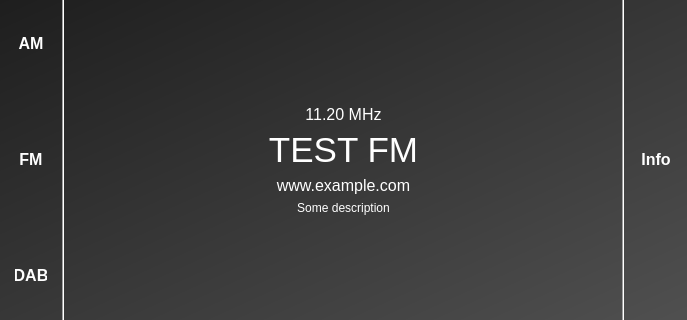
Above: view/ui/MainWindow.ui from EdwinJOrtizCampos/SeamlessRadio before the change; both pictures show x 154 to 841 and y 193 to 513 of the 995 by 736 pixel window. Below: the same form after it.
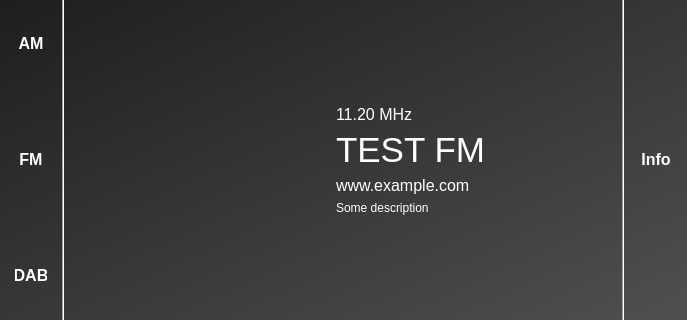
That is the form after the change. Icons and pictures are not drawn. Custom widgets are drawn as their Qt base class.

Commit message: feat: Add radio thumbnails

```diff
--- a/view/ui/MainWindow.ui
+++ b/view/ui/MainWindow.ui
@@ -532,16 +532,13 @@
               </widget>
              </item>
              <item>
-              <widget class="QWidget" name="widget_4" native="true">
-               <property name="sizePolicy">
-                <sizepolicy hsizetype="Expanding" vsizetype="Preferred">
-                 <horstretch>0</horstretch>
-                 <verstretch>0</verstretch>
-                </sizepolicy>
-               </property>
-               <layout class="QVBoxLayout" name="verticalLayout_4">
-                <item>
-                 <spacer name="verticalSpacer_8">
+              <widget class="QWidget" name="widget_3" native="true">
+               <layout class="QGridLayout" name="gridLayout_2">
+                <property name="rightMargin">
+                 <number>12</number>
+                </property>
+                <item row="0" column="1">
+                 <spacer name="verticalSpacer_7">
                   <property name="orientation">
                    <enum>Qt::Orientation::Vertical</enum>
                   </property>
@@ -553,6 +550,77 @@
                   </property>
                  </spacer>
                 </item>
+                <item row="1" column="0">
+                 <spacer name="horizontalSpacer">
+                  <property name="orientation">
+                   <enum>Qt::Orientation::Horizontal</enum>
+                  </property>
+                  <property name="sizeHint" stdset="0">
+                   <size>
+                    <width>40</width>
+                    <height>20</height>
+                   </size>
+                  </property>
+                 </spacer>
+                </item>
+                <item row="1" column="1">
+                 <widget class="QWidget" name="widget_2" native="true">
+                  <property name="sizePolicy">
+                   <sizepolicy hsizetype="Maximum" vsizetype="Preferred">
+                    <horstretch>0</horstretch>
+                    <verstretch>0</verstretch>
+                   </sizepolicy>
+                  </property>
+                  <layout class="QHBoxLayout" name="horizontalLayout_7">
+                   <property name="spacing">
+                    <number>9</number>
+                   </property>
+                   <property name="leftMargin">
+                    <number>0</number>
+                   </property>
+                   <property name="topMargin">
+                    <number>0</number>
+                   </property>
+                   <property name="rightMargin">
+                    <number>0</number>
+                   </property>
+                   <property name="bottomMargin">
+                    <number>0</number>
+                   </property>
+                   <item>
+                    <widget class="QLabel" name="label_radio_icon">
+                     <property name="sizePolicy">
+                      <sizepolicy hsizetype="Fixed" vsizetype="Fixed">
+                       <horstretch>0</horstretch>
+                       <verstretch>0</verstretch>
+                      </sizepolicy>
+                     </property>
+                     <property name="minimumSize">
+                      <size>
+                       <width>128</width>
+                       <height>128</height>
+                      </size>
+                     </property>
+                     <property name="maximumSize">
+                      <size>
+                       <width>128</width>
+                       <height>128</height>
+                      </size>
+                     </property>
+                     <property name="text">
+                      <string/>
+                     </property>
+                     <property name="pixmap">
+                      <pixmap resource="../resources/resources.qrc">:/thumbnails/noiconfm.png</pixmap>
+                     </property>
+                     <property name="scaledContents">
+                      <bool>true</bool>
+                     </property>
+                    </widget>
+                   </item>
+                   <item>
+                    <widget class="QWidget" name="widget_4" native="true">
+                     <layout class="QVBoxLayout" name="verticalLayout_8">
                 <item>
                  <widget class="QLabel" name="label_radio_freq">
                   <property name="font">
@@ -564,7 +632,7 @@
                    <string>11.20 MHz</string>
                   </property>
                   <property name="alignment">
-                   <set>Qt::AlignmentFlag::AlignCenter</set>
+                         <set>Qt::AlignmentFlag::AlignLeading|Qt::AlignmentFlag::AlignLeft|Qt::AlignmentFlag::AlignVCenter</set>
                   </property>
                  </widget>
                 </item>
@@ -580,7 +648,7 @@
                    <string>TEST FM</string>
                   </property>
                   <property name="alignment">
-                   <set>Qt::AlignmentFlag::AlignCenter</set>
+                         <set>Qt::AlignmentFlag::AlignLeading|Qt::AlignmentFlag::AlignLeft|Qt::AlignmentFlag::AlignVCenter</set>
                   </property>
                  </widget>
                 </item>
@@ -598,7 +666,7 @@
                    <enum>Qt::TextFormat::PlainText</enum>
                   </property>
                   <property name="alignment">
-                   <set>Qt::AlignmentFlag::AlignCenter</set>
+                         <set>Qt::AlignmentFlag::AlignLeading|Qt::AlignmentFlag::AlignLeft|Qt::AlignmentFlag::AlignVCenter</set>
                   </property>
                   <property name="openExternalLinks">
                    <bool>true</bool>
@@ -614,12 +682,31 @@
                    <string>Some description</string>
                   </property>
                   <property name="alignment">
-                   <set>Qt::AlignmentFlag::AlignCenter</set>
+                         <set>Qt::AlignmentFlag::AlignLeading|Qt::AlignmentFlag::AlignLeft|Qt::AlignmentFlag::AlignVCenter</set>
                   </property>
                  </widget>
                 </item>
-                <item>
-                 <spacer name="verticalSpacer_7">
+                     </layout>
+                    </widget>
+                   </item>
+                  </layout>
+                 </widget>
+                </item>
+                <item row="1" column="2">
+                 <spacer name="horizontalSpacer_2">
+                  <property name="orientation">
+                   <enum>Qt::Orientation::Horizontal</enum>
+                  </property>
+                  <property name="sizeHint" stdset="0">
+                   <size>
+                    <width>40</width>
+                    <height>20</height>
+                   </size>
+                  </property>
+                 </spacer>
+                </item>
+                <item row="2" column="1">
+                 <spacer name="verticalSpacer_8">
                   <property name="orientation">
                    <enum>Qt::Orientation::Vertical</enum>
                   </property>
```
Lines whose indentation alone changed are shown as unchanged. The commit also changes 6 other files.
